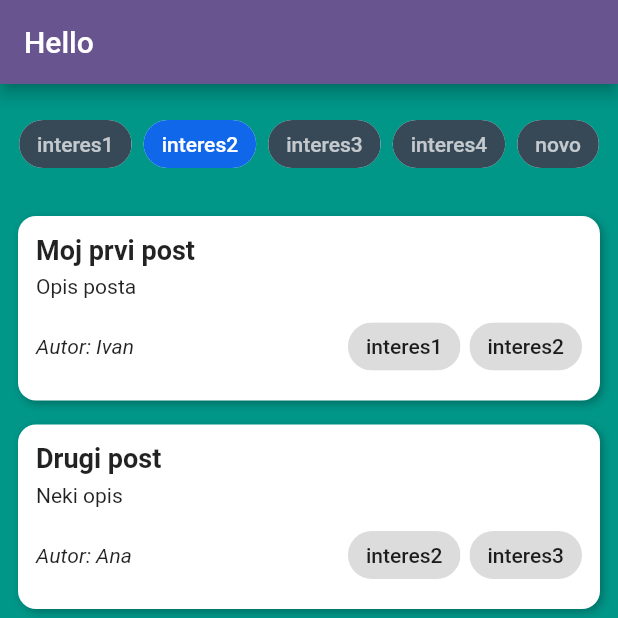
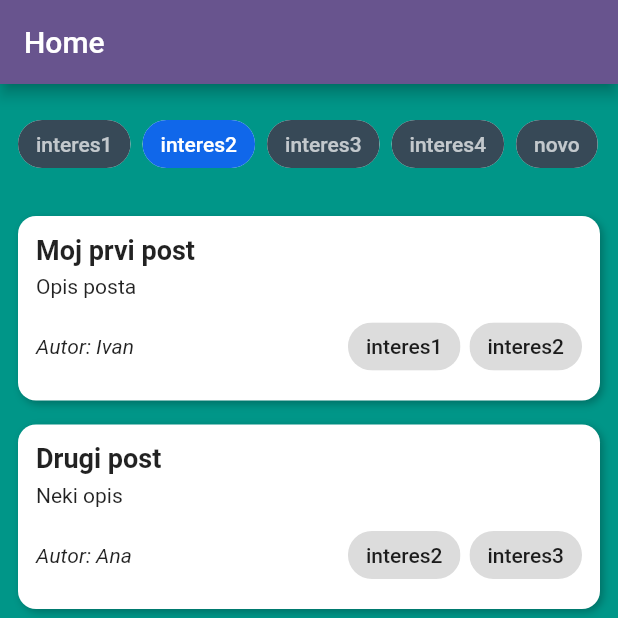
Before and after one commit to ManiTheG/SideQuest, a Flutter app: the screen it shows after launch, after a tap on "interes2", on a phone screen of 412 x 824 dp, the top half of it. Run offline on Flutter 3.47's test engine with Material 3 defaults, Android fonts, the phone set to English and light mode, and no system bars; our stand-ins replace firebase_core; accounts and stored records are empty.

Commit message:
Uređen main i početak rada na profileu.

```diff
--- a/lib/main.dart
+++ b/lib/main.dart
@@ -18,7 +18,7 @@ class Post {
   });
 }
 
-final List<String> _interesi = ["interes1", "interes2", "interes3", "interes4", "novo"];
+final List<String> _interesi = ["interes1", "interes2", "interes3", "interes4", "novo", "zanimljivo", "popularno", "tehnologija", "putovanja", "hrana", "fitness"];
 
 final List<Post> _posts = [
   Post(
@@ -127,19 +127,24 @@ class _MyHomePageState extends State<MyHomePage> {
   Widget build(BuildContext context) {
     return Scaffold(
       backgroundColor: Colors.teal,
-      appBar: AppBar(title: const Text("Hello")),
+      appBar: AppBar(title: const Text("Home")),
       body: SafeArea(
         child: Column(
           children: [
             // Interests row (wrap)
             Padding(
               padding: const EdgeInsets.symmetric(horizontal: 12, vertical: 16),
-              child: Wrap(
-                spacing: 8,
-                runSpacing: 8,
+              child: SizedBox(
+                height: 48,
+                child: SingleChildScrollView(
+                  scrollDirection: Axis.horizontal,
+                  physics: const BouncingScrollPhysics(),
+                  child: Row(
                     children: _interesi.map((interest) {
                       final isSelected = _selectedInterests.contains(interest);
-                  return FilterChip(
+                      return Padding(
+                        padding: const EdgeInsets.only(right: 8.0),
+                        child: FilterChip(
                           label: Text(
                             interest,
                             style: TextStyle(color: isSelected ? Colors.white : Colors.white70),
@@ -151,8 +156,11 @@ class _MyHomePageState extends State<MyHomePage> {
                           checkmarkColor: Colors.white,
                           shape: RoundedRectangleBorder(borderRadius: BorderRadius.circular(20)),
                           showCheckmark: false,
+                        ),
                       );
                     }).toList(),
+                  ),
+                ),
               ),
             ),
 
```
Also changed, not shown: lib/profile.dart (+46 -1 lines). Lines whose indentation alone changed are shown as unchanged.
